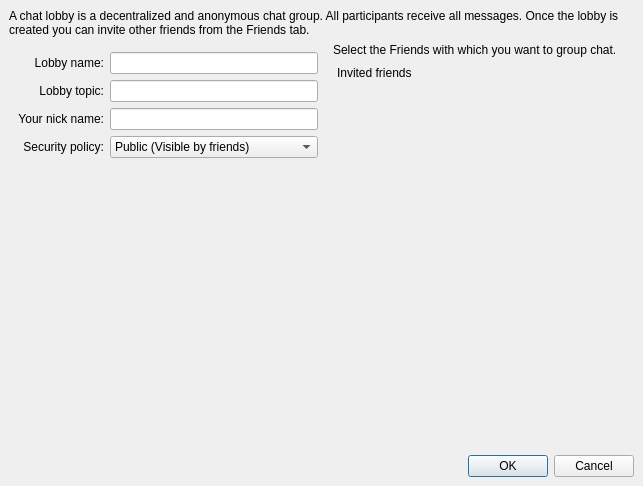
RetroShare/RetroShare, file retroshare-gui/src/gui/chat/CreateLobbyDialog.ui: the form before one commit.
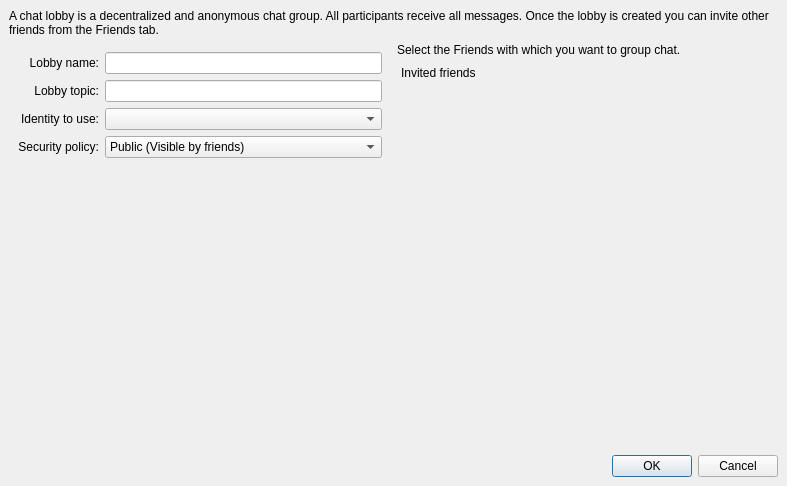
The form after the commit. Icons and pictures are not drawn. Custom widgets are drawn as their Qt base class.

```diff
--- a/retroshare-gui/src/gui/chat/CreateLobbyDialog.ui
+++ b/retroshare-gui/src/gui/chat/CreateLobbyDialog.ui
@@ -6,7 +6,7 @@
    <rect>
     <x>0</x>
     <y>0</y>
-    <width>643</width>
+    <width>787</width>
     <height>486</height>
    </rect>
   </property>
@@ -76,16 +76,13 @@
              <item row="2" column="0">
               <widget class="QLabel" name="label_4">
                <property name="text">
-                <string>Your nick name:</string>
+                <string>Identity to use:</string>
                </property>
                <property name="alignment">
                 <set>Qt::AlignRight|Qt::AlignTrailing|Qt::AlignVCenter</set>
                </property>
               </widget>
              </item>
-             <item row="2" column="2">
-              <widget class="QLineEdit" name="nickName_LE"/>
-             </item>
              <item row="3" column="0">
               <widget class="QLabel" name="label_6">
                <property name="text">
@@ -110,6 +107,9 @@
                </item>
               </widget>
              </item>
+             <item row="2" column="2">
+              <widget class="GxsIdChooser" name="idChooser_CB"/>
+             </item>
             </layout>
            </item>
            <item>
@@ -265,6 +265,11 @@
    <header>gui/common/FriendSelectionWidget.h</header>
    <container>1</container>
   </customwidget>
+  <customwidget>
+   <class>GxsIdChooser</class>
+   <extends>QComboBox</extends>
+   <header>gui/gxs/GxsIdChooser.h</header>
+  </customwidget>
  </customwidgets>
  <resources>
   <include location="../images.qrc"/>
```
